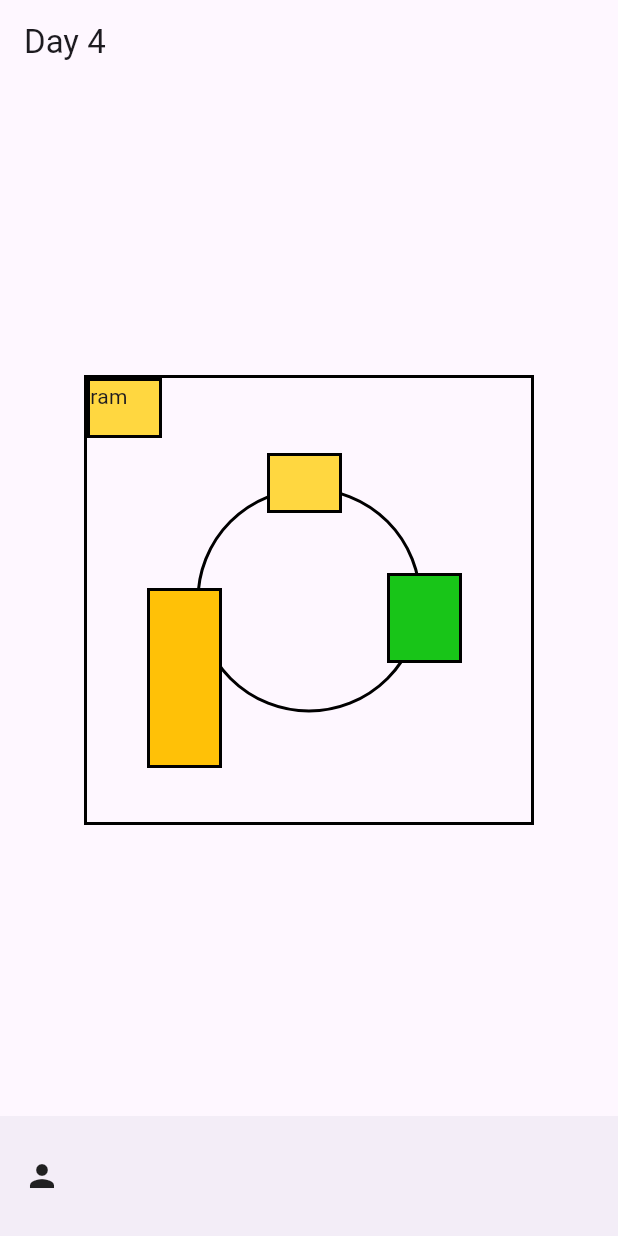
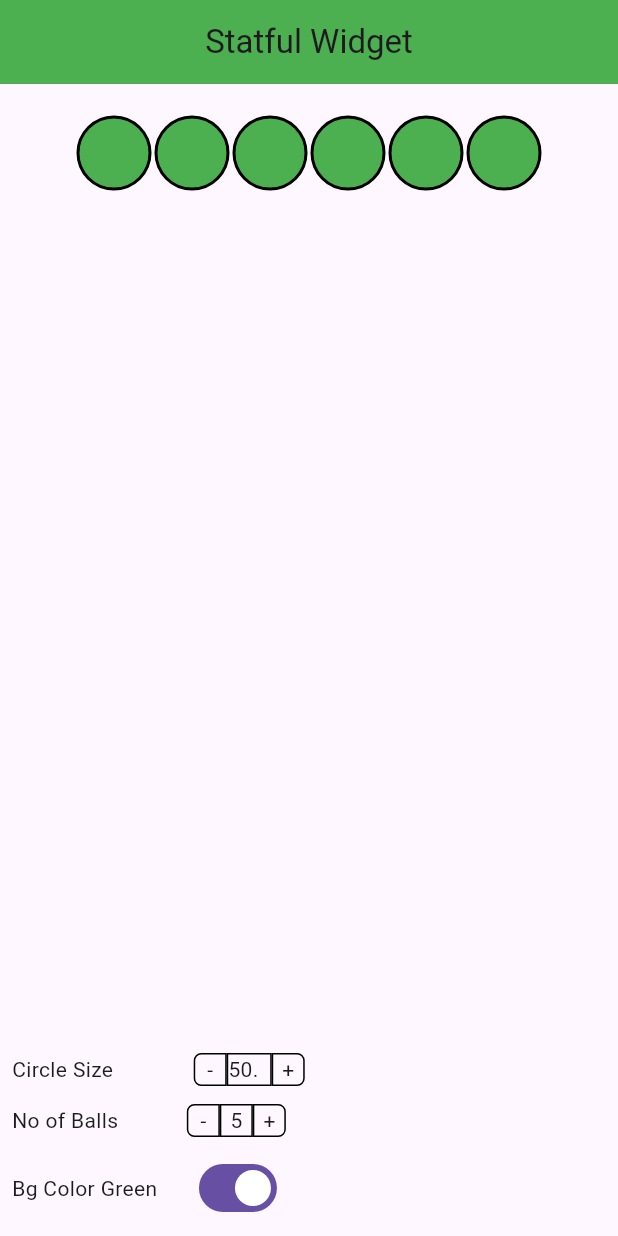
Before and after one commit to ARACHNOlD/flutterworkshop, a Flutter app: the screen it shows after launch, on a phone screen of 412 x 824 dp. Run offline on Flutter 3.47's test engine with Material 3 defaults, Android fonts, the phone set to English and light mode, and no system bars.

Commit message:
stateful_circle

```diff
--- /dev/null
+++ b/lib/day9/day9.dart
@@ -0,0 +1,201 @@
+import 'package:flutter/material.dart';
+
+class StatefullCircle extends StatefulWidget {
+  const StatefullCircle({super.key});
+
+  @override
+  State<StatefullCircle> createState() => _StatefullCircleState();
+}
+
+class _StatefullCircleState extends State<StatefullCircle> {
+  int noOfBAlls = 5;
+  double circleSIze = 50;
+  bool isGreen = true;
+  @override
+  Widget build(BuildContext context) {
+    return Scaffold(
+      appBar: AppBar(
+        backgroundColor: Colors.green,
+        title: Text("Statful Widget"),
+        centerTitle: true,
+      ),
+      body: Padding(
+        padding: const EdgeInsets.all(8.0),
+        child: Column(
+          mainAxisAlignment: MainAxisAlignment.end,
+          children: [
+            Expanded(
+              child: Padding(
+                padding: const EdgeInsets.all(12.0),
+                child: SingleChildScrollView(
+                  child: Wrap(
+                    crossAxisAlignment: WrapCrossAlignment.end,
+                    children: [
+                      for (int i = 0; i <= noOfBAlls; i++)
+                        Container(
+                          margin: EdgeInsets.all(1),
+                          height: circleSIze,
+                          width: circleSIze,
+                          decoration: BoxDecoration(
+                              border: Border.all(width: 2),
+                              borderRadius: BorderRadius.circular(80),
+                              color: isGreen ? Colors.green : null),
+                        ),
+                    ],
+                  ),
+                ),
+              ),
+            ),
+            Row(
+              children: [
+                Text("Circle Size "),
+                SizedBox(
+                  width: 50,
+                ),
+                InkWell(
+                  onTap: () => {circleSIze = circleSIze - 10, setState(() {})},
+                  child: Container(
+                    height: 22,
+                    width: 22,
+                    decoration: BoxDecoration(
+                      border: Border.all(width: 1),
+                      borderRadius: BorderRadius.only(
+                        topLeft: Radius.circular(5),
+                        bottomLeft: Radius.circular(5),
+                      ),
+                    ),
+                    child: Center(child: Text("-")),
+                  ),
+                ),
+                Container(
+                  height: 22,
+                  width: 30,
+                  decoration: BoxDecoration(
+                    border: Border.all(width: 1),
+                  ),
+                  child: Center(
+                    child: Text(
+                      circleSIze.toString(),
+                    ),
+                  ),
+                ),
+                InkWell(
+                  onTap: () => {circleSIze = circleSIze + 10, setState(() {})},
+                  child: Container(
+                    height: 22,
+                    width: 22,
+                    decoration: BoxDecoration(
+                      border: Border.all(width: 1),
+                      borderRadius: BorderRadius.only(
+                          topRight: Radius.circular(5),
+                          bottomRight: Radius.circular(5)),
+                    ),
+                    child: Center(child: Text("+")),
+                  ),
+                ),
+              ],
+            ),
+            SizedBox(
+              height: 12,
+            ),
+            Row(
+              children: [
+                Text("No of Balls "),
+                SizedBox(
+                  width: 42,
+                ),
+                InkWell(
+                  onTap: () => {
+                    if (noOfBAlls == 0)
+                      {
+                        ScaffoldMessenger.of(context).showSnackBar(
+                          SnackBar(
+                            content: Text("Cannot reduce ore than 0"),
+                          ),
+                        )
+                      }
+                    else
+                      {
+                        noOfBAlls = noOfBAlls - 1,
+                        setState(() {}),
+                      }
+                  },
+                  child: Container(
+                    height: 22,
+                    width: 22,
+                    decoration: BoxDecoration(
+                      border: Border.all(width: 1),
+                      borderRadius: BorderRadius.only(
+                        topLeft: Radius.circular(5),
+                        bottomLeft: Radius.circular(5),
+                      ),
+                    ),
+                    child: Center(child: Text("-")),
+                  ),
+                ),
+                Container(
+                  height: 22,
+                  width: 22,
+                  decoration: BoxDecoration(
+                    border: Border.all(width: 1),
+                  ),
+                  child: Center(child: Text(noOfBAlls.toString())),
+                ),
+                InkWell(
+                  onTap: () {
+                    print("done +");
+                  },
+                  child: InkWell(
+                    onTap: () => {
+                      if (noOfBAlls == 100)
+                        {
+                          ScaffoldMessenger.of(context).showSnackBar(
+                            SnackBar(
+                              content: Text("Cannot increase more than 100"),
+                            ),
+                          )
+                        }
+                      else
+                        {
+                          noOfBAlls = noOfBAlls + 1,
+                          setState(() {}),
+                        }
+                    },
+                    child: Container(
+                      height: 22,
+                      width: 22,
+                      decoration: BoxDecoration(
+                        border: Border.all(width: 1),
+                        borderRadius: BorderRadius.only(
+                            topRight: Radius.circular(5),
+                            bottomRight: Radius.circular(5)),
+                      ),
+                      child: Center(child: Text("+")),
+                    ),
+                  ),
+                ),
+              ],
+            ),
+            SizedBox(
+              height: 10,
+            ),
+            Row(
+              children: [
+                Text("Bg Color Green "),
+                SizedBox(
+                  width: 20,
+                ),
+                Switch(
+                    value: isGreen,
+                    onChanged: (f) {
+                      isGreen = f;
+                      setState(() {});
+                    })
+              ],
+            ),
+          ],
+        ),
+      ),
+    );
+  }
+}
--- a/lib/main.dart
+++ b/lib/main.dart
@@ -1,4 +1,5 @@
 import 'package:flutter/material.dart';
+import 'package:flutterworkshop/day9/day9.dart';
 import 'package:flutterworkshop/home.dart';
 
 void main() {
@@ -13,7 +14,7 @@ class MyApp extends StatelessWidget {
   Widget build(BuildContext context) {
     return const MaterialApp(
       debugShowCheckedModeBanner: false,
-      home: Home(),
+      home: StatefullCircle(),
     );
   }
 }
```
